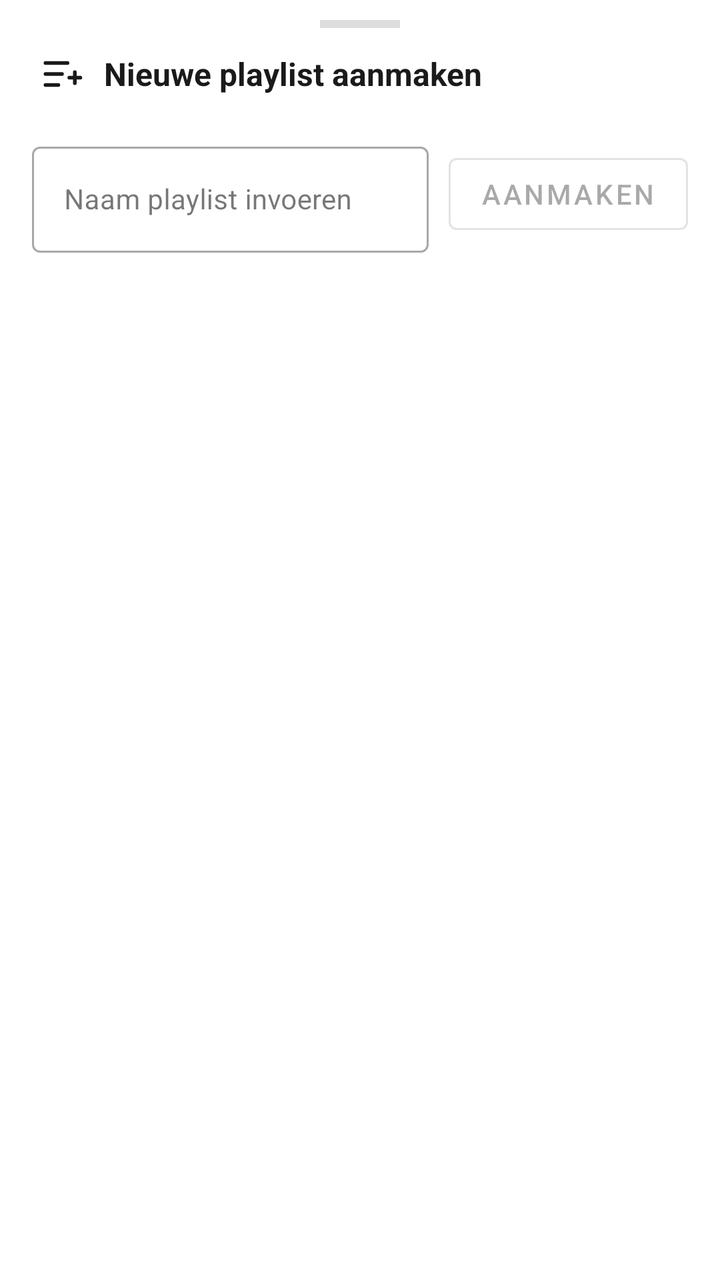
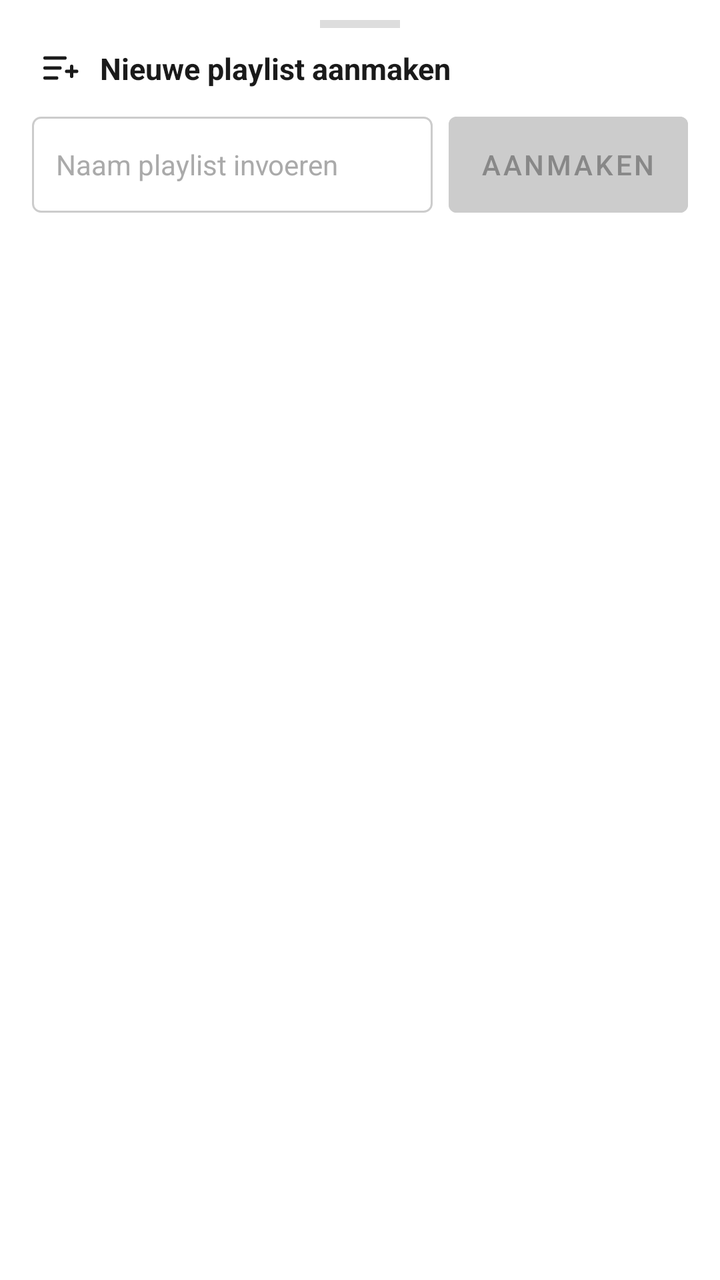

Before-and-after screenshots of an Android layout around one commit, followed by the original layout XML and the change that was made.
<!-- AndroidManifest.xml: application theme AppTheme -->
<!-- res/layout/bottom_sheet_new_playlist_standalone.xml -->
<?xml version="1.0" encoding="utf-8"?>
<LinearLayout
    xmlns:android="http://schemas.android.com/apk/res/android"
    android:layout_width="match_parent"
    android:layout_height="wrap_content"
    android:orientation="vertical"
    android:background="@android:color/white"
    android:paddingBottom="32dp">

    
    <View
        android:layout_width="40dp"
        android:layout_height="4dp"
        android:layout_gravity="center_horizontal"
        android:layout_marginTop="10dp"
        android:layout_marginBottom="12dp"
        android:background="#DDDDDD"
        android:importantForAccessibility="no" />

    
    <LinearLayout
        android:layout_width="match_parent"
        android:layout_height="wrap_content"
        android:orientation="horizontal"
        android:gravity="center_vertical"
        android:paddingHorizontal="20dp"
        android:paddingBottom="20dp">

        <ImageView
            android:layout_width="22dp"
            android:layout_height="22dp"
            android:src="@drawable/ic_menu_playlist"
            android:tint="#1A1A1A"
            android:importantForAccessibility="no" />

        <TextView
            android:layout_width="0dp"
            android:layout_height="wrap_content"
            android:layout_weight="1"
            android:layout_marginStart="10dp"
            android:text="Nieuwe playlist aanmaken"
            android:textSize="16sp"
            android:textStyle="bold"
            android:textColor="#1A1A1A" />

    </LinearLayout>

    
    <LinearLayout
        android:layout_width="match_parent"
        android:layout_height="wrap_content"
        android:orientation="horizontal"
        android:paddingHorizontal="16dp"
        android:gravity="center_vertical">

        <com.google.android.material.textfield.TextInputLayout
            android:id="@+id/tilPlaylistName"
            android:layout_width="0dp"
            android:layout_height="wrap_content"
            android:layout_weight="1"
            android:layout_marginEnd="10dp"
            style="@style/Widget.MaterialComponents.TextInputLayout.OutlinedBox">

            <com.google.android.material.textfield.TextInputEditText
                android:id="@+id/etPlaylistName"
                android:layout_width="match_parent"
                android:layout_height="wrap_content"
                android:hint="Naam playlist invoeren"
                android:inputType="textCapSentences"
                android:imeOptions="actionDone"
                android:maxLines="1"
                android:textSize="14sp" />

        </com.google.android.material.textfield.TextInputLayout>

        <Button
            android:id="@+id/btnCreatePlaylist"
            android:layout_width="wrap_content"
            android:layout_height="wrap_content"
            android:text="Aanmaken"
            android:textSize="14sp"
            android:enabled="false"
            style="@style/Widget.MaterialComponents.Button.OutlinedButton" />

    </LinearLayout>

</LinearLayout>
<!-- resources referenced by this layout -->
<resources>
  <style name="AppTheme" parent="Theme.MaterialComponents.Light.NoActionBar">
          <item name="colorPrimary">@color/md_theme_light_primary</item>
          <item name="colorOnPrimary">@color/md_theme_light_onPrimary</item>
          <item name="colorPrimaryContainer">@color/md_theme_light_primaryContainer</item>
          <item name="colorOnPrimaryContainer">@color/md_theme_light_onPrimaryContainer</item>
          <item name="colorSecondary">@color/md_theme_light_secondary</item>
          <item name="colorOnSecondary">@color/md_theme_light_onSecondary</item>
          <item name="colorSecondaryContainer">@color/md_theme_light_secondaryContainer</item>
          <item name="colorOnSecondaryContainer">@color/md_theme_light_onSecondaryContainer</item>
          <item name="colorTertiary">@color/md_theme_light_tertiary</item>
          <item name="colorOnTertiary">@color/md_theme_light_onTertiary</item>
          <item name="colorTertiaryContainer">@color/md_theme_light_tertiaryContainer</item>
          <item name="colorOnTertiaryContainer">@color/md_theme_light_onTertiaryContainer</item>
          <item name="colorError">@color/md_theme_light_error</item>
          <item name="colorOnError">@color/md_theme_light_onError</item>
          <item name="colorErrorContainer">@color/md_theme_light_errorContainer</item>
          <item name="colorOnErrorContainer">@color/md_theme_light_onErrorContainer</item>
          <item name="colorOutline">@color/md_theme_light_outline</item>
          <item name="android:colorBackground">@color/md_theme_light_background</item>
          <item name="colorOnBackground">@color/md_theme_light_onBackground</item>
          <item name="colorSurface">@color/md_theme_light_surface</item>
          <item name="colorOnSurface">@color/md_theme_light_onSurface</item>
          <item name="colorSurfaceVariant">@color/md_theme_light_surfaceVariant</item>
          <item name="colorOnSurfaceVariant">@color/md_theme_light_onSurfaceVariant</item>
          <item name="colorSurfaceInverse">@color/md_theme_light_inverseSurface</item>
          <item name="colorOnSurfaceInverse">@color/md_theme_light_inverseOnSurface</item>
          <item name="colorPrimaryInverse">@color/md_theme_light_inversePrimary</item>
          <item name="android:navigationBarColor">@android:color/transparent</item>
          <item name="android:statusBarColor">@android:color/transparent</item>
          <item name="android:windowLightNavigationBar" tools:targetApi="o_mr1">true</item>
          <item name="android:windowLightStatusBar">true</item>
          <item name="android:windowOptOutEdgeToEdgeEnforcement">true</item>
          <item name="android:windowTranslucentNavigation">false</item>
          <item name="android:windowTranslucentStatus">false</item>
      </style>
  <color name="md_theme_light_primary">#6750A4</color>
  <color name="md_theme_light_onPrimary">#FFFFFF</color>
  <color name="md_theme_light_secondary">#625B71</color>
  <color name="md_theme_light_onSecondary">#FFFFFF</color>
  <color name="md_theme_light_tertiary">#7D5260</color>
  <color name="md_theme_light_onTertiary">#FFFFFF</color>
  <color name="md_theme_light_error">#B3261E</color>
  <color name="md_theme_light_onError">#FFFFFF</color>
  <color name="md_theme_light_outline">#79747E</color>
  <color name="md_theme_light_background">#FFFBFE</color>
  <color name="md_theme_light_onBackground">#1C1B1F</color>
  <color name="md_theme_light_surface">#FFFBFE</color>
  <color name="md_theme_light_onSurface">#1C1B1F</color>
  <color name="md_theme_light_inversePrimary">#D0BCFF</color>
  <!-- unchanged entries left out for length: 13 -->
</resources>

<!-- the commit's change to res/layout/bottom_sheet_new_playlist_standalone.xml (unified diff, before → after) -->
@@ -5,7 +5,7 @@
     android:layout_height="wrap_content"
     android:orientation="vertical"
     android:background="@android:color/white"
-    android:paddingBottom="32dp">
+    android:paddingBottom="20dp">
 
     
     <View
@@ -13,7 +13,7 @@
         android:layout_height="4dp"
         android:layout_gravity="center_horizontal"
         android:layout_marginTop="10dp"
-        android:layout_marginBottom="12dp"
+        android:layout_marginBottom="10dp"
         android:background="#DDDDDD"
         android:importantForAccessibility="no" />
 
@@ -23,12 +23,13 @@
         android:layout_height="wrap_content"
         android:orientation="horizontal"
         android:gravity="center_vertical"
-        android:paddingHorizontal="20dp"
-        android:paddingBottom="20dp">
+        android:paddingStart="20dp"
+        android:paddingEnd="20dp"
+        android:paddingBottom="14dp">
 
         <ImageView
-            android:layout_width="22dp"
-            android:layout_height="22dp"
+            android:layout_width="20dp"
+            android:layout_height="20dp"
             android:src="@drawable/ic_menu_playlist"
             android:tint="#1A1A1A"
             android:importantForAccessibility="no" />
@@ -39,7 +40,7 @@
             android:layout_weight="1"
             android:layout_marginStart="10dp"
             android:text="Nieuwe playlist aanmaken"
-            android:textSize="16sp"
+            android:textSize="15sp"
             android:textStyle="bold"
             android:textColor="#1A1A1A" />
 
@@ -50,37 +51,42 @@
         android:layout_width="match_parent"
         android:layout_height="wrap_content"
         android:orientation="horizontal"
-        android:paddingHorizontal="16dp"
+        android:paddingStart="16dp"
+        android:paddingEnd="16dp"
         android:gravity="center_vertical">
 
-        <com.google.android.material.textfield.TextInputLayout
-            android:id="@+id/tilPlaylistName"
+        
+        <EditText
+            android:id="@+id/etPlaylistName"
             android:layout_width="0dp"
-            android:layout_height="wrap_content"
+            android:layout_height="48dp"
             android:layout_weight="1"
-            android:layout_marginEnd="10dp"
-            style="@style/Widget.MaterialComponents.TextInputLayout.OutlinedBox">
-
-            <com.google.android.material.textfield.TextInputEditText
-                android:id="@+id/etPlaylistName"
-                android:layout_width="match_parent"
-                android:layout_height="wrap_content"
-                android:hint="Naam playlist invoeren"
-                android:inputType="textCapSentences"
-                android:imeOptions="actionDone"
-                android:maxLines="1"
-                android:textSize="14sp" />
-
-        </com.google.android.material.textfield.TextInputLayout>
+            android:layout_marginEnd="8dp"
+            android:minHeight="0dp"
+            android:hint="Naam playlist invoeren"
+            android:textSize="14sp"
+            android:textColor="#111111"
+            android:textColorHint="#AAAAAA"
+            android:inputType="textCapSentences"
+            android:imeOptions="actionDone"
+            android:maxLines="1"
+            android:paddingStart="12dp"
+            android:paddingEnd="12dp"
+            android:background="@drawable/bg_edittext_outlined" />
 
         <Button
             android:id="@+id/btnCreatePlaylist"
             android:layout_width="wrap_content"
-            android:layout_height="wrap_content"
+            android:layout_height="48dp"
+            android:insetTop="0dp"
+            android:insetBottom="0dp"
             android:text="Aanmaken"
             android:textSize="14sp"
+            android:textColor="@color/btn_playlist_create_text"
             android:enabled="false"
-            style="@style/Widget.MaterialComponents.Button.OutlinedButton" />
+            android:backgroundTint="@color/btn_playlist_create_bg"
+            android:paddingStart="16dp"
+            android:paddingEnd="16dp" />
 
     </LinearLayout>
 
<!-- resource entries referenced after the edit -->
@@ -1,5 +1,13 @@
 <!-- resources referenced by this layout -->
 <resources>
+  <!-- drawable bg_edittext_outlined (drawable) -->
+  <?xml version="1.0" encoding="utf-8"?>
+  <shape xmlns:android="http://schemas.android.com/apk/res/android"
+      android:shape="rectangle">
+      <corners android:radius="4dp" />
+      <stroke android:width="1dp" android:color="#CCCCCC" />
+      <solid android:color="#FFFFFF" />
+  </shape>
   <style name="AppTheme" parent="Theme.MaterialComponents.Light.NoActionBar">
           <item name="colorPrimary">@color/md_theme_light_primary</item>
           <item name="colorOnPrimary">@color/md_theme_light_onPrimary</item>
@@ -27,6 +35,8 @@
           <item name="colorSurfaceInverse">@color/md_theme_light_inverseSurface</item>
           <item name="colorOnSurfaceInverse">@color/md_theme_light_inverseOnSurface</item>
           <item name="colorPrimaryInverse">@color/md_theme_light_inversePrimary</item>
+          <item name="colorControlNormal">#AAAAAA</item>
+          <item name="colorControlActivated">#4A7FD4</item>
           <item name="android:navigationBarColor">@android:color/transparent</item>
           <item name="android:statusBarColor">@android:color/transparent</item>
           <item name="android:windowLightNavigationBar" tools:targetApi="o_mr1">true</item>
